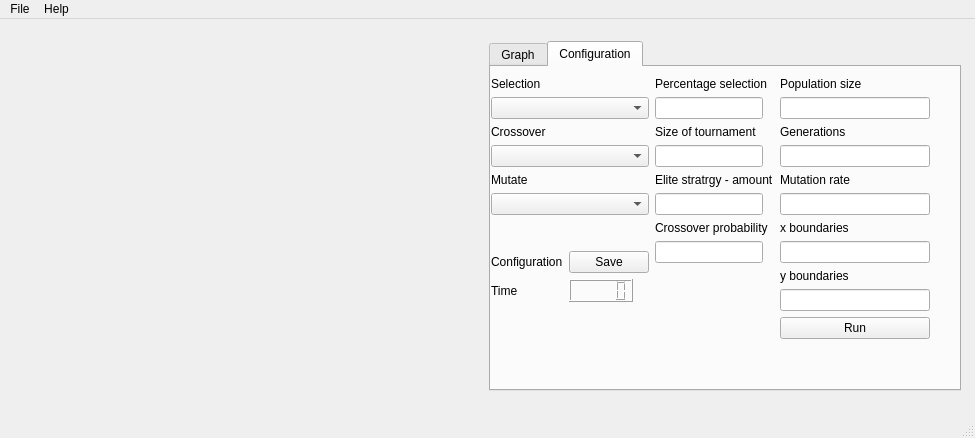
Before: the Qt Designer form src/ui/main_window.ui in itwitch13/genetic-algorithm, drawn with Qt 5.
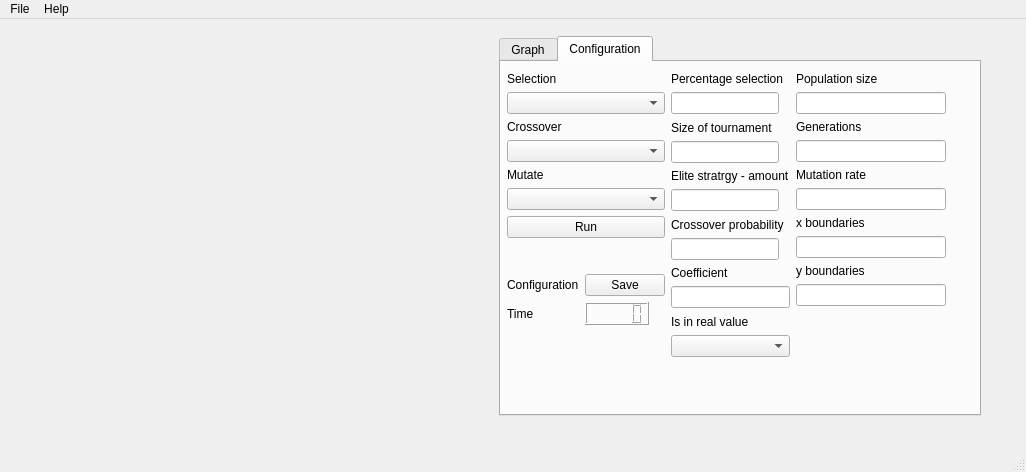
After: the same form once the commit is applied. Custom widgets are drawn as their Qt base class.

What changed in the file:
```diff
--- a/src/ui/main_window.ui
+++ b/src/ui/main_window.ui
@@ -6,8 +6,8 @@
    <rect>
     <x>0</x>
     <y>0</y>
-    <width>975</width>
-    <height>438</height>
+    <width>1026</width>
+    <height>472</height>
    </rect>
   </property>
   <property name="minimumSize">
@@ -30,8 +30,8 @@
      <rect>
       <x>10</x>
       <y>7</y>
-      <width>951</width>
-      <height>371</height>
+      <width>971</width>
+      <height>391</height>
      </rect>
     </property>
     <layout class="QVBoxLayout" name="verticalLayout">
@@ -71,7 +71,7 @@
              <property name="minimumSize">
               <size>
                <width>300</width>
-               <height>350</height>
+               <height>380</height>
               </size>
              </property>
              <property name="currentIndex">
@@ -153,10 +153,10 @@
               <widget class="QWidget" name="horizontalLayoutWidget">
                <property name="geometry">
                 <rect>
-                 <x>0</x>
+                 <x>6</x>
                  <y>10</y>
-                 <width>505</width>
-                 <height>343</height>
+                 <width>511</width>
+                 <height>351</height>
                 </rect>
                </property>
                <layout class="QHBoxLayout" name="horizontalLayout">
@@ -231,6 +231,19 @@
                     </property>
                    </widget>
                   </item>
+                  <item>
+                   <widget class="QPushButton" name="iteratePushButton">
+                    <property name="sizePolicy">
+                     <sizepolicy hsizetype="Preferred" vsizetype="Fixed">
+                      <horstretch>0</horstretch>
+                      <verstretch>0</verstretch>
+                     </sizepolicy>
+                    </property>
+                    <property name="text">
+                     <string>Run</string>
+                    </property>
+                   </widget>
+                  </item>
                   <item>
                    <layout class="QFormLayout" name="formLayout">
                     <property name="sizeConstraint">
@@ -254,7 +267,7 @@
                     <property name="bottomMargin">
                      <number>6</number>
                     </property>
-                    <item row="2" column="0">
+                    <item row="3" column="0">
                      <widget class="QLabel" name="label_10">
                       <property name="sizePolicy">
                        <sizepolicy hsizetype="Minimum" vsizetype="Preferred">
@@ -267,21 +280,21 @@
                       </property>
                      </widget>
                     </item>
-                    <item row="0" column="1">
+                    <item row="1" column="1">
                      <widget class="QPushButton" name="savePushButton">
                       <property name="text">
                        <string>Save</string>
                       </property>
                      </widget>
                     </item>
-                    <item row="0" column="0">
+                    <item row="1" column="0">
                      <widget class="QLabel" name="label_11">
                       <property name="text">
                        <string>Configuration</string>
                       </property>
                      </widget>
                     </item>
-                    <item row="4" column="0">
+                    <item row="5" column="0">
                      <spacer name="verticalSpacer_3">
                       <property name="orientation">
                        <enum>Qt::Vertical</enum>
@@ -294,7 +307,7 @@
                       </property>
                      </spacer>
                     </item>
-                    <item row="4" column="1">
+                    <item row="5" column="1">
                      <spacer name="verticalSpacer_4">
                       <property name="orientation">
                        <enum>Qt::Vertical</enum>
@@ -307,7 +320,7 @@
                       </property>
                      </spacer>
                     </item>
-                    <item row="2" column="1">
+                    <item row="3" column="1">
                      <widget class="QLCDNumber" name="timeLcdNumber"/>
                     </item>
                    </layout>
@@ -391,17 +404,38 @@
                    </widget>
                   </item>
                   <item>
-                   <spacer name="verticalSpacer_5">
-                    <property name="orientation">
-                     <enum>Qt::Vertical</enum>
+                   <widget class="QLabel" name="label_18">
+                    <property name="text">
+                     <string>Coefficient</string>
                     </property>
-                    <property name="sizeHint" stdset="0">
-                     <size>
-                      <width>20</width>
-                      <height>40</height>
-                     </size>
+                   </widget>
+                  </item>
+                  <item>
+                   <widget class="QLineEdit" name="coefLineEdit"/>
+                  </item>
+                  <item>
+                   <widget class="QLabel" name="label_17">
+                    <property name="text">
+                     <string>Is in real value</string>
                     </property>
-                   </spacer>
+                   </widget>
+                  </item>
+                  <item>
+                   <widget class="QComboBox" name="realValueComboBox">
+                    <property name="sizePolicy">
+                     <sizepolicy hsizetype="Preferred" vsizetype="Fixed">
+                      <horstretch>0</horstretch>
+                      <verstretch>0</verstretch>
+                     </sizepolicy>
+                    </property>
+                   </widget>
+                  </item>
+                  <item>
+                   <widget class="QLabel" name="label_19">
+                    <property name="text">
+                     <string/>
+                    </property>
+                   </widget>
                   </item>
                  </layout>
                 </item>
@@ -414,7 +448,7 @@
                    <enum>QLayout::SetDefaultConstraint</enum>
                   </property>
                   <property name="rightMargin">
-                   <number>20</number>
+                   <number>27</number>
                   </property>
                   <item>
                    <widget class="QLabel" name="label_9">
@@ -432,7 +466,7 @@
                   <item>
                    <widget class="QLineEdit" name="populationLineEdit">
                     <property name="sizePolicy">
-                     <sizepolicy hsizetype="Minimum" vsizetype="Fixed">
+                     <sizepolicy hsizetype="Fixed" vsizetype="Fixed">
                       <horstretch>0</horstretch>
                       <verstretch>0</verstretch>
                      </sizepolicy>
@@ -519,32 +553,6 @@
                     </property>
                    </widget>
                   </item>
-                  <item>
-                   <widget class="QPushButton" name="iteratePushButton">
-                    <property name="sizePolicy">
-                     <sizepolicy hsizetype="Preferred" vsizetype="Fixed">
-                      <horstretch>0</horstretch>
-                      <verstretch>0</verstretch>
-                     </sizepolicy>
-                    </property>
-                    <property name="text">
-                     <string>Run</string>
-                    </property>
-                   </widget>
-                  </item>
-                  <item>
-                   <spacer name="horizontalSpacer">
-                    <property name="orientation">
-                     <enum>Qt::Horizontal</enum>
-                    </property>
-                    <property name="sizeHint" stdset="0">
-                     <size>
-                      <width>40</width>
-                      <height>20</height>
-                     </size>
-                    </property>
-                   </spacer>
-                  </item>
                   <item>
                    <spacer name="verticalSpacer">
                     <property name="orientation">
@@ -579,7 +587,7 @@
     <rect>
      <x>0</x>
      <y>0</y>
-     <width>975</width>
+     <width>1026</width>
      <height>24</height>
     </rect>
    </property>
```
Left out of the diff: 15 changed lines with no effect on the pictures.
